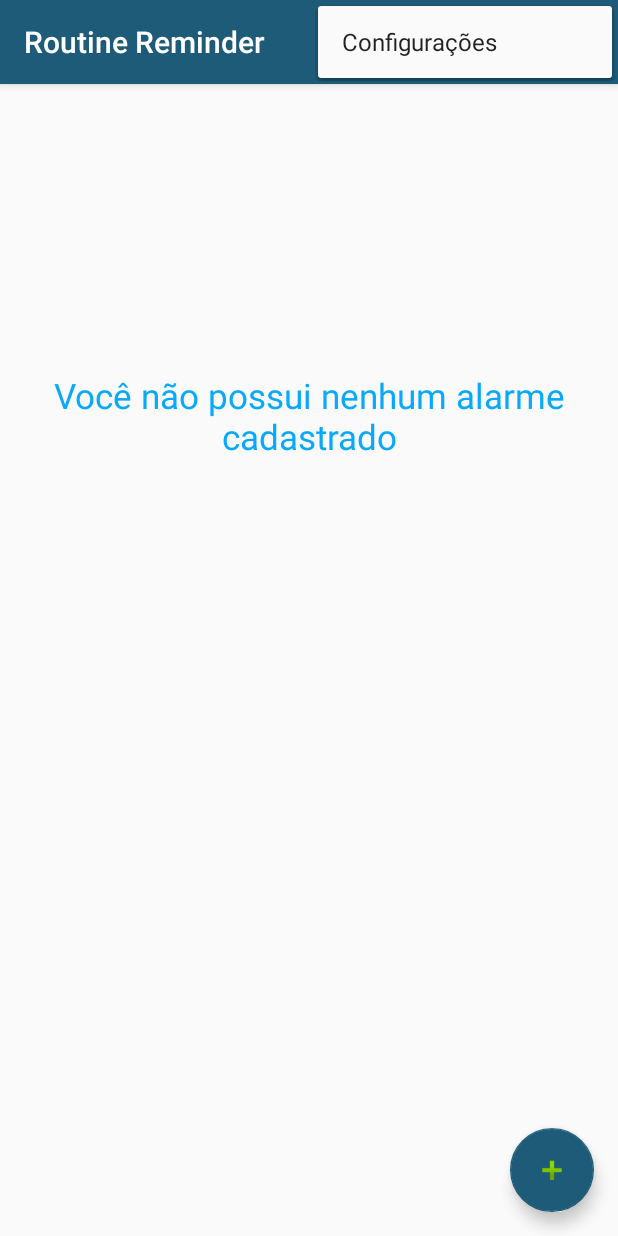
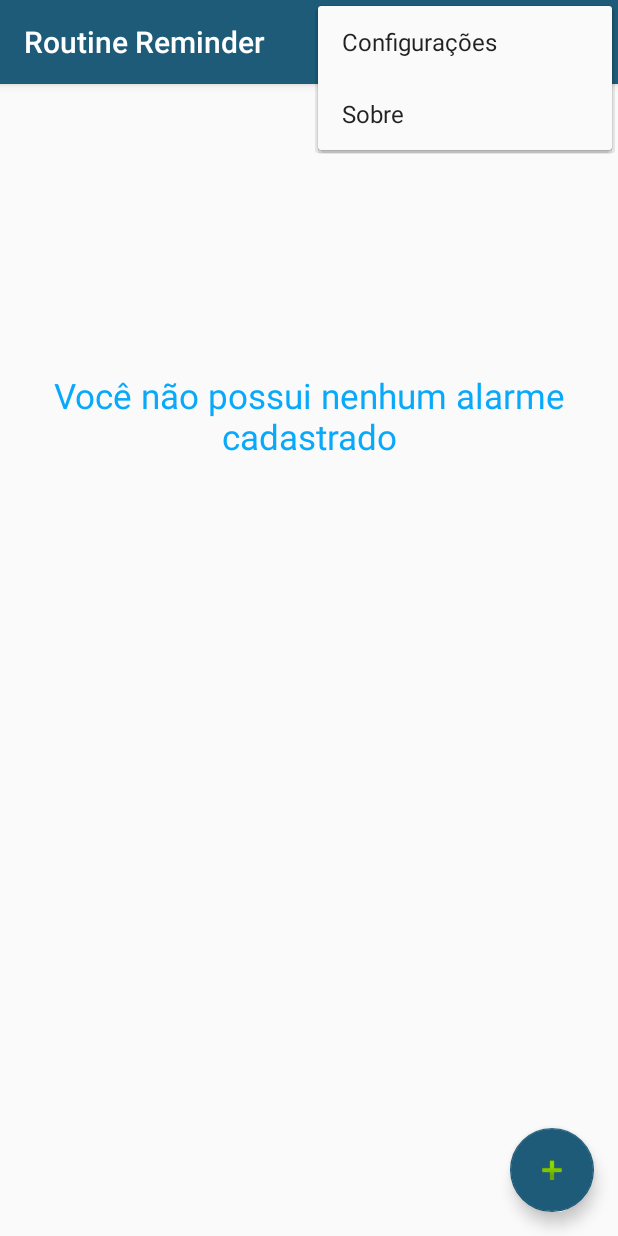
Before and after one commit to jefersonJim/routinereminder, an Android app: the screen it shows after launch (MainActivity), with the options menu open, on a phone screen of 412 x 824 dp. Run offline under Robolectric (Android 15) with nearby library versions, the phone set to English and light mode, and no system bars.

Commit message:
add menu Edit

```diff
--- a/app/src/main/java/br/com/jry/routinereminder/dao/AlarmeDao.java
+++ b/app/src/main/java/br/com/jry/routinereminder/dao/AlarmeDao.java
@@ -70,10 +70,14 @@ public class AlarmeDao extends SQLiteOpenHelper{
         return alarmes;
     }
 
-    public long insert(Alarme alarme){
+    public long insertOrUpdate(Alarme alarme){
         ContentValues contentValues = new ContentValues();
         contentValues.put("descricao", alarme.getDescricao());
         contentValues.put("mensagem", alarme.getMensagem());
+
+        if(alarme.getId() != null){
+            return getWritableDatabase().update(TABELA, contentValues, "id = ?", new String[]{String.valueOf(alarme.getId())});
+        }
         return  getWritableDatabase().insert(TABELA, null, contentValues);
     }
 
--- a/app/src/main/res/menu/menu_lvalarme.xml
+++ b/app/src/main/res/menu/menu_lvalarme.xml
@@ -1,6 +1,13 @@
 <?xml version="1.0" encoding="utf-8"?>
 <menu xmlns:android="http://schemas.android.com/apk/res/android"
     xmlns:app="http://schemas.android.com/apk/res-auto">
+
+
+    <item
+        android:id="@+id/action_editar"
+        android:orderInCategory="100"
+        android:title="@string/action_edit"
+        app:showAsAction="ifRoom" />
 
     <item
         android:id="@+id/action_desativar"
--- a/app/src/main/res/menu/menu_main.xml
+++ b/app/src/main/res/menu/menu_main.xml
@@ -7,4 +7,10 @@
         android:orderInCategory="100"
         android:title="@string/action_settings"
         app:showAsAction="never" />
+
+    <item
+        android:id="@+id/action_sobre"
+        android:orderInCategory="100"
+        android:title="@string/action_sobre"
+        app:showAsAction="never" />
 </menu>
--- a/app/src/main/res/values/strings.xml
+++ b/app/src/main/res/values/strings.xml
@@ -2,7 +2,9 @@
     <string name="app_name">Routine Reminder</string>
     <string name="action_settings">Configurações</string>
     <string name="action_saveAlarm">Savar</string>
+    <string name="action_edit">Editar</string>
     <string name="action_delete">Deletar</string>
     <string name="action_desativar">Desativar</string>
     <string name="list_vazia">Você não possui nenhum alarme cadastrado</string>
+    <string name="action_sobre">Sobre</string>
 </resources>
```
Also changed, not shown: app/src/main/java/br/com/jry/routinereminder/activity/AlarmeActivity.java (+16 -4 lines), app/src/main/java/br/com/jry/routinereminder/activity/MainActivity.java (+6 -6 lines).
